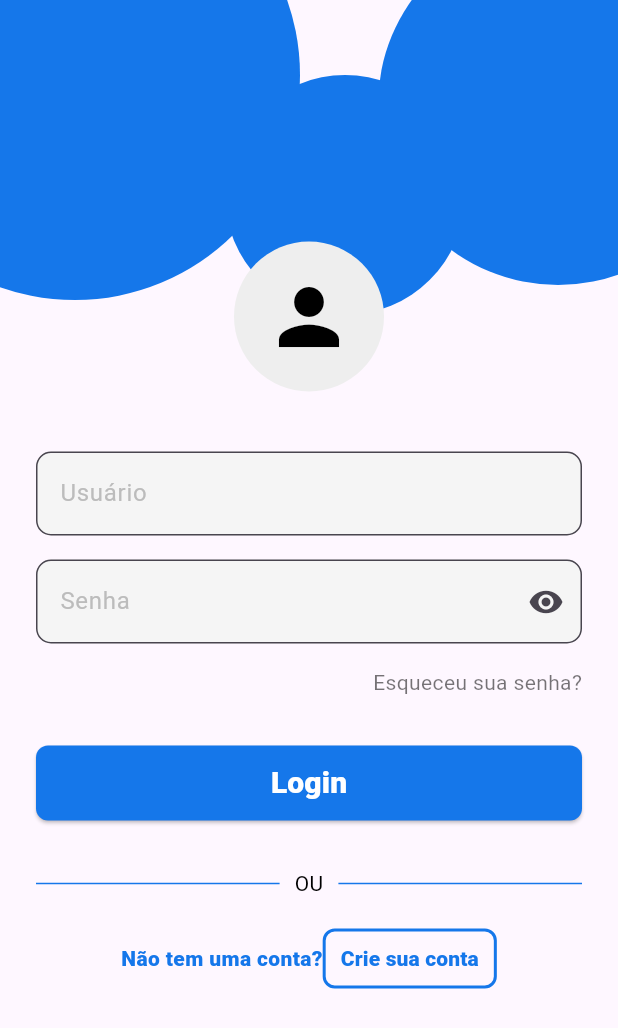
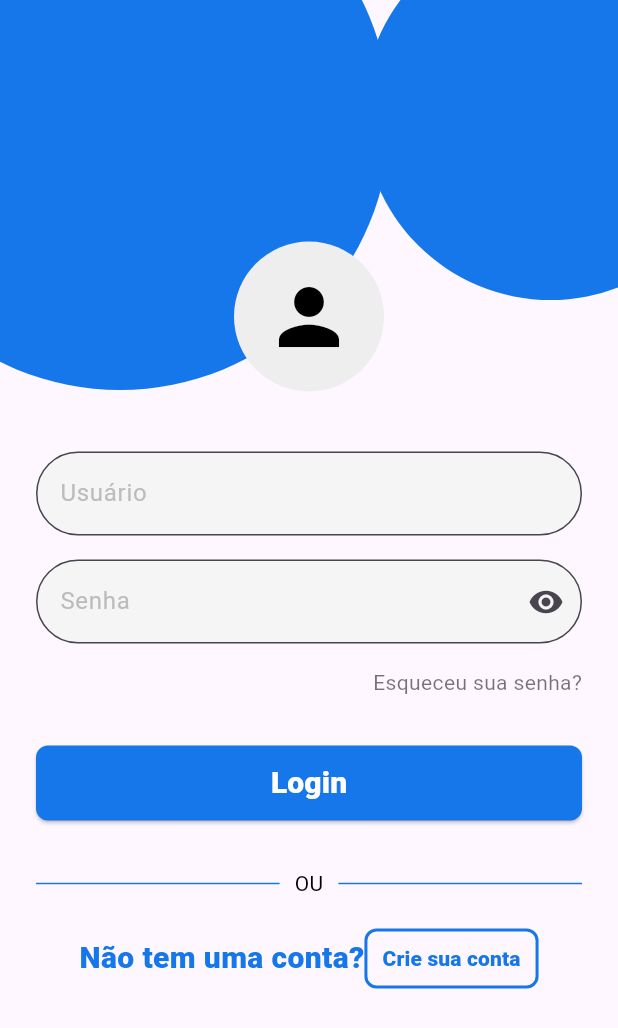
Before and after one commit to GabrielBandoch/APP-PAC2024, a Flutter app: the screen it shows after launch, on a phone screen of 412 x 824 dp. Shown: the top 1028 px of the screen. Run offline on Flutter 3.47's test engine with Material 3 defaults, Android fonts, the phone set to English and light mode, and no system bars; Roboto replaces fonts that are missing (OpenSans).

Commit message:
Update login_screen.dart
Iniciando o desenvolvimento da página de login

```diff
--- a/lib/presetation/pages/login_screen.dart
+++ b/lib/presetation/pages/login_screen.dart
@@ -10,7 +10,7 @@ class LoginScreen extends StatelessWidget {
             top: -100,
             left: -100,
             child: CircleAvatar(
-              radius: 150,
+              radius: 180,
               backgroundColor: Color(0xFF1577EA),
             ),
           ),
@@ -18,7 +18,7 @@ class LoginScreen extends StatelessWidget {
             top: -50,
             right: -80,
             child: CircleAvatar(
-              radius: 120,
+              radius: 125,
               backgroundColor: Color(0xFF1577EA),
             ),
           ),
@@ -26,7 +26,7 @@ class LoginScreen extends StatelessWidget {
             top: 50,
             left: 150,
             child: CircleAvatar(
-              radius: 80,
+              radius:45,
               backgroundColor: Color(0xFF1577EA),
             ),
           ),
@@ -53,7 +53,7 @@ class LoginScreen extends StatelessWidget {
                       hintText: 'Usuário',
                       hintStyle: TextStyle(color: Color(0xFFBCBCBC)),
                       border: OutlineInputBorder(
-                        borderRadius: BorderRadius.circular(10),
+                        borderRadius: BorderRadius.circular(50),
                         borderSide: BorderSide(
                           color: Color(0xFF1577EA),
                           width: 2,
@@ -78,7 +78,7 @@ class LoginScreen extends StatelessWidget {
                       hintStyle: TextStyle(color: Color(0xFFBCBCBC)),
                       suffixIcon: Icon(Icons.visibility),
                       border: OutlineInputBorder(
-                        borderRadius: BorderRadius.circular(10),
+                        borderRadius: BorderRadius.circular(50),
                         borderSide: BorderSide(
                           color: Color(0xFF1577EA),
                           width: 2,
@@ -156,6 +156,7 @@ class LoginScreen extends StatelessWidget {
                         'Não tem uma conta?',
                         style: TextStyle(
                           color: Color(0xFF1577EA),
+                          fontSize: 20,
                           fontWeight: FontWeight.w800, // Extra Bold
                         ),
                       ),
```
